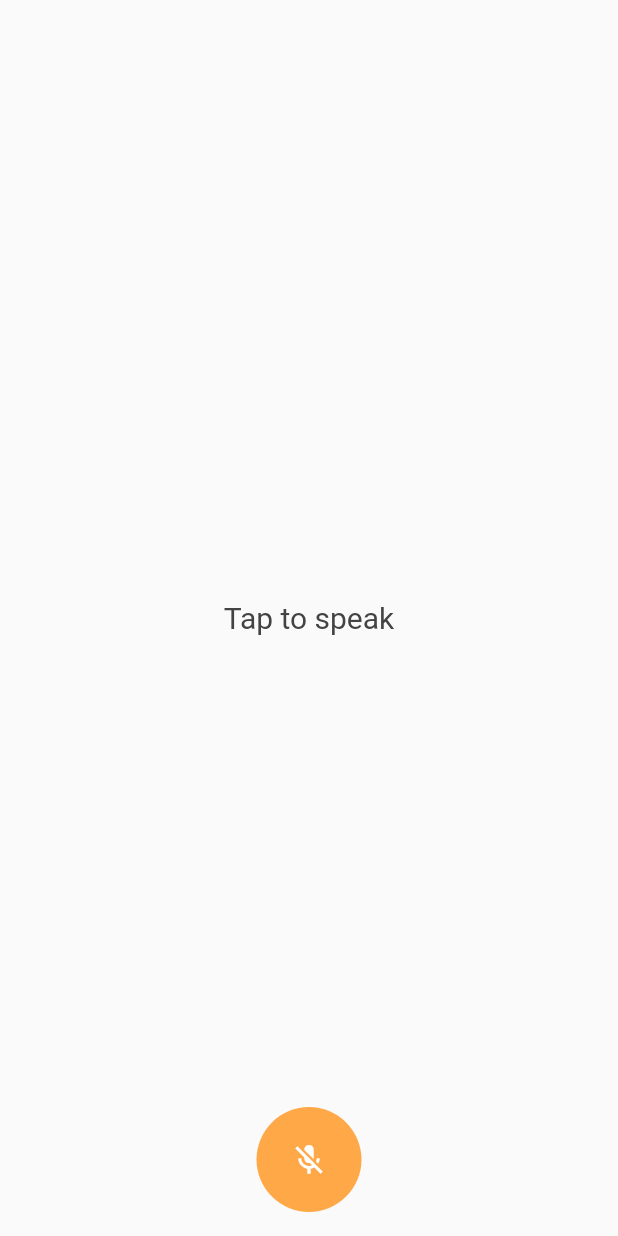
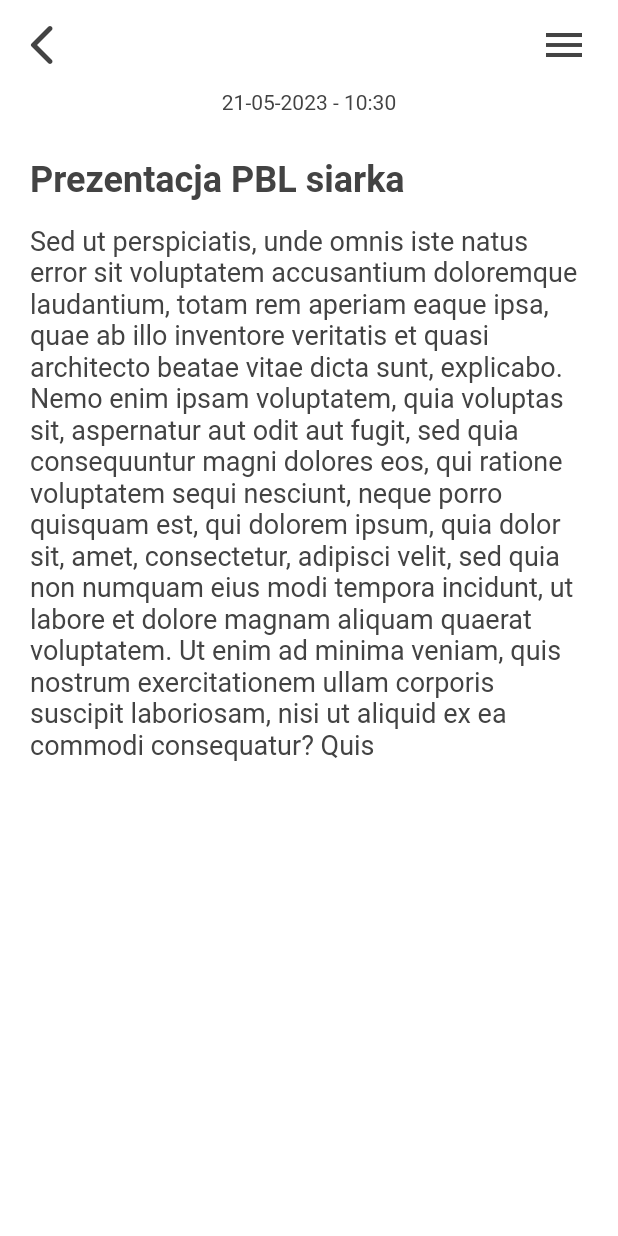
Before and after one commit to mux0nn/text_herring, a Flutter app: the screen it shows after launch, on a phone screen of 412 x 824 dp. Run offline on Flutter 3.47's test engine with Material 2 defaults, Android fonts, the phone set to English and light mode, and no system bars; our stand-ins replace speech_to_text; Roboto replaces fonts that are missing (Arial).

Commit message:
Add edit_page without logic

```diff
--- a/lib/colors.dart
+++ b/lib/colors.dart
@@ -2,3 +2,4 @@ import 'package:flutter/material.dart';
 
 const primaryColor = Color(0xffFFA848);
 const secondaryColor = Color(0xff434343);
+const white = Color(0xffFFFFFF);
--- /dev/null
+++ b/lib/edit_page.dart
@@ -0,0 +1,91 @@
+import 'package:flutter/material.dart';
+import 'package:text_herring/colors.dart';
+import 'package:intl/intl.dart';
+
+class EditPage extends StatefulWidget {
+  const EditPage({super.key});
+
+  @override
+  State<EditPage> createState() => _EditPageState();
+}
+
+class _EditPageState extends State<EditPage> {
+  String header = 'Prezentacja PBL siarka';
+  String pageBody =
+      'Sed ut perspiciatis, unde omnis iste natus error sit voluptatem accusantium doloremque laudantium, totam rem aperiam eaque ipsa, quae ab illo inventore veritatis et quasi architecto beatae vitae dicta sunt, explicabo. Nemo enim ipsam voluptatem, quia voluptas sit, aspernatur aut odit aut fugit, sed quia consequuntur magni dolores eos, qui ratione voluptatem sequi nesciunt, neque porro quisquam est, qui dolorem ipsum, quia dolor sit, amet, consectetur, adipisci velit, sed quia non numquam eius modi tempora incidunt, ut labore et dolore magnam aliquam quaerat voluptatem. Ut enim ad minima veniam, quis nostrum exercitationem ullam corporis suscipit laboriosam, nisi ut aliquid ex ea commodi consequatur? Quis';
+  DateTime now = DateTime.now();
+  String date = '';
+  Color bgColor = Colors.white;
+  Color mainColor = secondaryColor;
+
+  bool darkTheme = false;
+
+  @override
+  void initState() {
+    super.initState();
+    date = DateFormat('dd-MM-yyyy - kk:mm').format(now);
+    if (darkTheme) {
+      setState(() {
+        bgColor = secondaryColor;
+        mainColor = Colors.white;
+      });
+    }
+  }
+
+  @override
+  Widget build(BuildContext context) {
+    return Scaffold(
+      backgroundColor: bgColor,
+      appBar: AppBar(
+        backgroundColor: Colors.transparent,
+        toolbarHeight: 60,
+        iconTheme: IconThemeData(color: mainColor, size: 32),
+        elevation: 0.0,
+        leading: Icon(Icons.arrow_back_ios_new_rounded),
+        actions: const [
+          Padding(
+            padding: EdgeInsets.only(right: 20.0),
+            child: Icon(Icons.menu),
+          ),
+        ],
+      ),
+      body: Padding(
+        padding: const EdgeInsets.only(left: 20, right: 20, bottom: 20),
+        child: Column(
+          children: [
+            Container(
+              alignment: Alignment.topCenter,
+              child: Text(
+                date,
+                style: TextStyle(color: mainColor),
+              ),
+            ),
+            const SizedBox(height: 30),
+            Container(
+              alignment: Alignment.topLeft,
+              child: Text(
+                header,
+                style: TextStyle(
+                  color: mainColor,
+                  fontWeight: FontWeight.bold,
+                  fontSize: 24,
+                ),
+              ),
+            ),
+            const SizedBox(height: 16),
+            Container(
+              alignment: Alignment.topLeft,
+              child: Text(
+                pageBody,
+                style: TextStyle(
+                  color: mainColor,
+                  fontSize: 18,
+                ),
+              ),
+            )
+          ],
+        ),
+      ),
+    );
+  }
+}
--- a/lib/main.dart
+++ b/lib/main.dart
@@ -1,4 +1,5 @@
 import 'package:flutter/material.dart';
+import 'package:text_herring/edit_page.dart';
 import 'package:text_herring/speech_text.dart';
 
 void main() {
@@ -10,8 +11,9 @@ class MainApp extends StatelessWidget {
 
   @override
   Widget build(BuildContext context) {
-    return const MaterialApp(
-      home: SpeechText(),
+    return MaterialApp(
+      theme: ThemeData(fontFamily: 'Arial'),
+      home: EditPage(),
       debugShowCheckedModeBanner: false,
     );
   }
--- a/pubspec.yaml
+++ b/pubspec.yaml
@@ -9,6 +9,7 @@ environment:
 dependencies:
   flutter:
     sdk: flutter
+  intl: ^0.18.1
   speech_to_text: ^6.1.1
 
 dev_dependencies:
```
Also changed, not shown: pubspec.lock.
